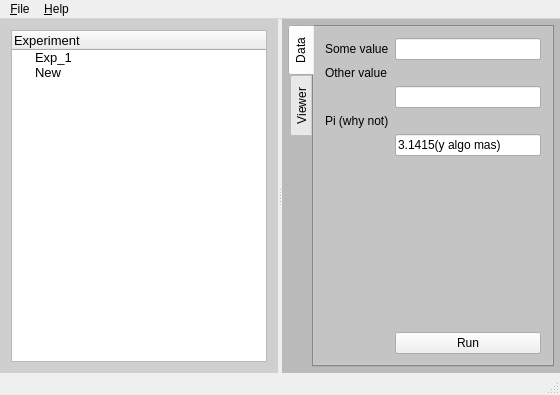
First picture: the form in src/ui/MainWindow.ui, repository zxnord/Qt4VTK7SimpleViewer, before the edit.
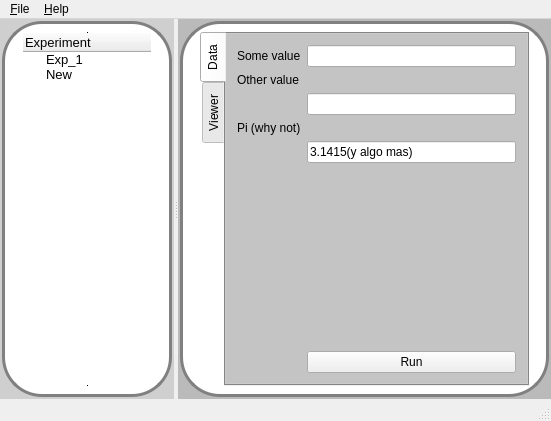
Second picture: the form after the edit.

The edit to the form file:
```diff
--- a/src/ui/MainWindow.ui
+++ b/src/ui/MainWindow.ui
@@ -6,15 +6,18 @@
    <rect>
     <x>0</x>
     <y>0</y>
-    <width>560</width>
-    <height>395</height>
+    <width>551</width>
+    <height>421</height>
    </rect>
   </property>
   <property name="windowTitle">
    <string>Simple Qt4/VTK-7 Viewer</string>
   </property>
   <widget class="QWidget" name="m_centralWidget">
-   <layout class="QVBoxLayout" name="verticalLayout_5">
+   <layout class="QVBoxLayout" name="verticalLayout_7">
+    <property name="spacing">
+     <number>0</number>
+    </property>
     <property name="leftMargin">
      <number>0</number>
     </property>
@@ -33,17 +36,75 @@
        <enum>Qt::Horizontal</enum>
       </property>
       <widget class="QWidget" name="widget" native="true">
+       <property name="minimumSize">
+        <size>
+         <width>174</width>
+         <height>0</height>
+        </size>
+       </property>
+       <property name="maximumSize">
+        <size>
+         <width>174</width>
+         <height>16777215</height>
+        </size>
+       </property>
        <property name="styleSheet">
         <string notr="true">#widget {
 background: rgb(207, 207, 207)
 }</string>
        </property>
        <layout class="QVBoxLayout" name="verticalLayout_3">
+        <property name="leftMargin">
+         <number>2</number>
+        </property>
+        <property name="topMargin">
+         <number>2</number>
+        </property>
+        <property name="rightMargin">
+         <number>2</number>
+        </property>
+        <property name="bottomMargin">
+         <number>2</number>
+        </property>
+        <item>
+         <widget class="QWidget" name="widget_3" native="true">
+          <property name="minimumSize">
+           <size>
+            <width>170</width>
+            <height>0</height>
+           </size>
+          </property>
+          <property name="maximumSize">
+           <size>
+            <width>170</width>
+            <height>16777215</height>
+           </size>
+          </property>
+          <property name="styleSheet">
+           <string notr="true">#widget_3 {
+border: 3px solid gray;
+border-radius: 40px;
+background: white;
+}</string>
+          </property>
+          <layout class="QVBoxLayout" name="verticalLayout_5">
+           <property name="leftMargin">
+            <number>20</number>
+           </property>
+           <property name="rightMargin">
+            <number>20</number>
+           </property>
         <item>
          <widget class="QTreeWidget" name="treeWidget">
           <property name="styleSheet">
            <string notr="true"/>
           </property>
+             <property name="frameShape">
+              <enum>QFrame::VLine</enum>
+             </property>
+             <property name="frameShadow">
+              <enum>QFrame::Plain</enum>
+             </property>
           <column>
            <property name="text">
             <string>Experiment</string>
@@ -81,6 +142,9 @@
         </item>
        </layout>
       </widget>
+        </item>
+       </layout>
+      </widget>
       <widget class="QWidget" name="widget_2" native="true">
        <property name="styleSheet">
         <string notr="true">#widget_2 {
@@ -89,16 +153,32 @@
        </property>
        <layout class="QVBoxLayout" name="verticalLayout_4">
         <property name="leftMargin">
-         <number>6</number>
+         <number>2</number>
         </property>
         <property name="topMargin">
-         <number>6</number>
+         <number>2</number>
         </property>
         <property name="rightMargin">
-         <number>6</number>
+         <number>2</number>
         </property>
         <property name="bottomMargin">
-         <number>6</number>
+         <number>2</number>
+        </property>
+        <item>
+         <widget class="QWidget" name="widget_4" native="true">
+          <property name="styleSheet">
+           <string notr="true">#widget_4 {
+border: 3px solid gray;
+border-radius: 40px;
+background: white;
+}</string>
+          </property>
+          <layout class="QVBoxLayout" name="verticalLayout_6">
+           <property name="leftMargin">
+            <number>20</number>
+           </property>
+           <property name="rightMargin">
+            <number>20</number>
         </property>
         <item>
          <widget class="QTabWidget" name="tabWidget">
@@ -267,6 +347,9 @@
         </item>
        </layout>
       </widget>
+        </item>
+       </layout>
+      </widget>
      </widget>
     </item>
    </layout>
@@ -276,7 +359,7 @@
     <rect>
      <x>0</x>
      <y>0</y>
-     <width>560</width>
+     <width>551</width>
      <height>26</height>
     </rect>
    </property>
```
Lines whose indentation alone changed are shown as unchanged.
